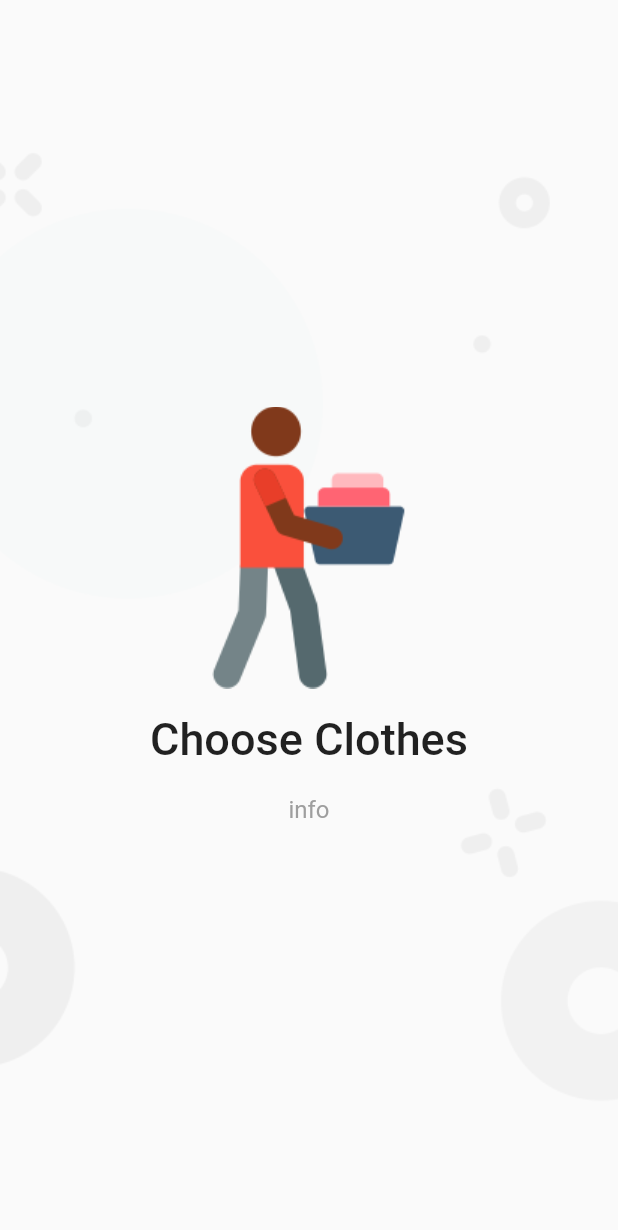
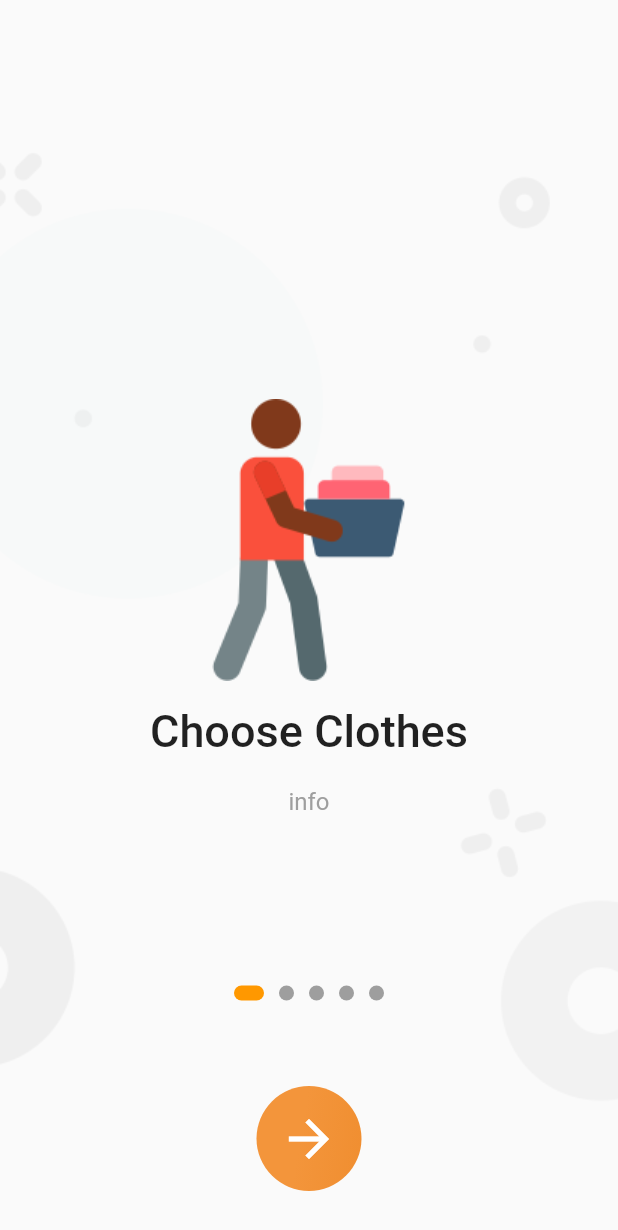
Before and after one commit to datapirates0101/laundry, a Flutter app: the screen it shows after launch, on a phone screen of 412 x 824 dp. Shown: the top 1230 px of the screen. Run offline on Flutter 3.47's test engine with Material 2 defaults, Android fonts, the phone set to English and light mode, and no system bars.

Commit message:
added some animation

```diff
--- /dev/null
+++ b/lib/screens/login_screen.dart
@@ -0,0 +1,12 @@
+import 'package:flutter/material.dart';
+
+class LoginPage extends StatelessWidget {
+  const LoginPage({Key? key}) : super(key: key);
+
+  @override
+  Widget build(BuildContext context) {
+    return Scaffold(
+      body: Center(child: Text('login')),
+    );
+  }
+}
--- a/lib/screens/onboarding_screen.dart
+++ b/lib/screens/onboarding_screen.dart
@@ -1,4 +1,5 @@
 import 'package:flutter/material.dart';
+import 'package:laundry/screens/login_screen.dart';
 import 'package:laundry/widgets/onBoarding.dart';
 
 class Onboarding extends StatefulWidget {
@@ -9,9 +10,36 @@ class Onboarding extends StatefulWidget {
 }
 
 class _OnboardingState extends State<Onboarding> {
-  PageController _pageController = PageController(
+  int currentPage = 0;
+  final PageController _pageController = PageController(
     initialPage: 0,
   );
+
+  AnimatedContainer getIndicator(int pageNo) {
+    return AnimatedContainer(
+      duration: const Duration(milliseconds: 100),
+      height: 10,
+      width: currentPage == pageNo ? 20 : 10,
+      margin: const EdgeInsets.symmetric(horizontal: 5),
+      decoration: BoxDecoration(
+        color: currentPage == pageNo ? Colors.orange : Colors.grey,
+        borderRadius: const BorderRadius.all(
+          Radius.circular(5),
+        ),
+      ),
+    );
+  }
+
+  void changePage() {
+    if (currentPage == 4) {
+      Navigator.push(
+          context, MaterialPageRoute(builder: ((context) => LoginPage())));
+    } else {
+      _pageController.animateToPage(currentPage + 1,
+          duration: const Duration(milliseconds: 200), curve: Curves.linear);
+    }
+  }
+
   @override
   Widget build(BuildContext context) {
     return Scaffold(
@@ -29,11 +57,11 @@ class _OnboardingState extends State<Onboarding> {
           Column(
             mainAxisAlignment: MainAxisAlignment.center,
             children: [
-              Container(
+              SizedBox(
                 height: 500,
                 child: PageView(
                   controller: _pageController,
-                  children: [
+                  children: const [
                     OnboardingCard(
                       img: "onBoard1",
                       title: "Choose Clothes",
@@ -55,10 +83,42 @@ class _OnboardingState extends State<Onboarding> {
                       title: "Pay Later",
                     ),
                   ],
+                  onPageChanged: (value) => setState(() {
+                    currentPage = value;
+                  }),
                 ),
               ),
+              Row(
+                  mainAxisAlignment: MainAxisAlignment.center,
+                  children: List.generate(5, (index) => getIndicator(index))),
             ],
           ),
+          Positioned(
+            bottom: 0,
+            left: 0,
+            right: 0,
+            child: InkWell(
+              onTap: changePage,
+              splashColor: Colors.white,
+              child: Container(
+                height: 70,
+                width: 70,
+                margin: const EdgeInsets.only(bottom: 30),
+                decoration: const BoxDecoration(
+                  shape: BoxShape.circle,
+                  gradient: LinearGradient(
+                      colors: [Color(0xfff3953b), Color(0xffe57509)],
+                      stops: [0, 1],
+                      begin: Alignment.topCenter),
+                ),
+                child: const Icon(
+                  Icons.arrow_forward,
+                  color: Colors.white,
+                  size: 40,
+                ),
+              ),
+            ),
+          )
         ],
       ),
     );
```
